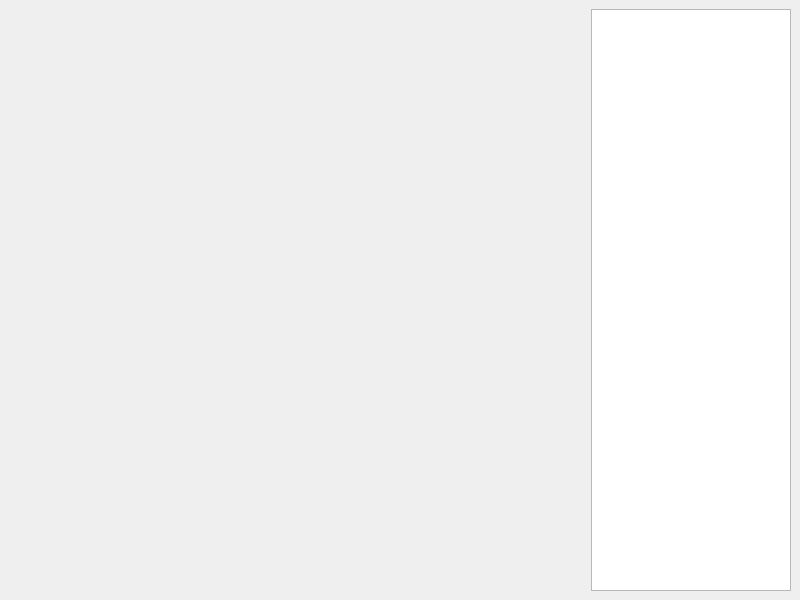
The window that mpldesigner/window.ui (dapperfu/PyQt5Scratch) describes before a commit, drawn with Qt 5.
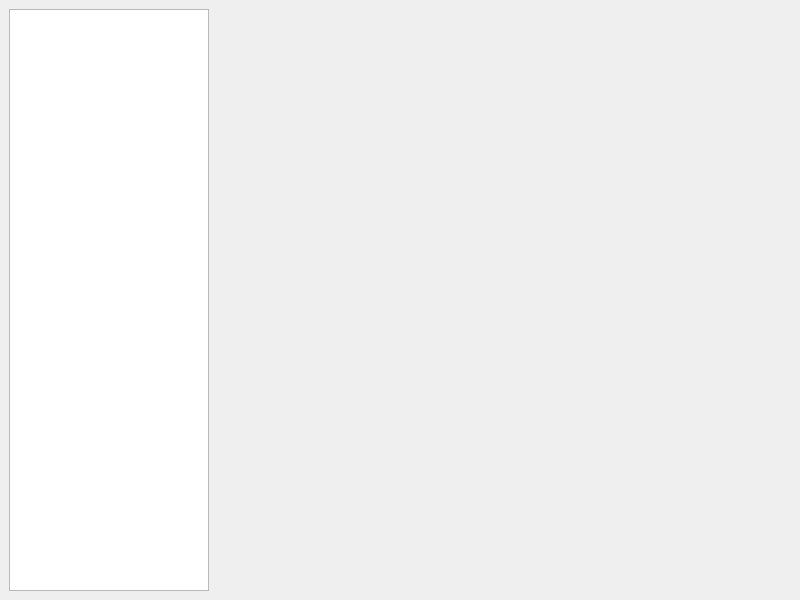
The same window after the commit.

Commit message: Git Auto Commit: Sun Dec 11 03:37:51 EST 2016

Patch:
```diff
--- a/mpldesigner/window.ui
+++ b/mpldesigner/window.ui
@@ -31,7 +31,7 @@
       </property>
      </widget>
     </item>
-    <item row="0" column="0">
+    <item row="0" column="2">
      <widget class="QWidget" name="mplwindow" native="true">
       <property name="sizePolicy">
        <sizepolicy hsizetype="Preferred" vsizetype="Preferred">
```
